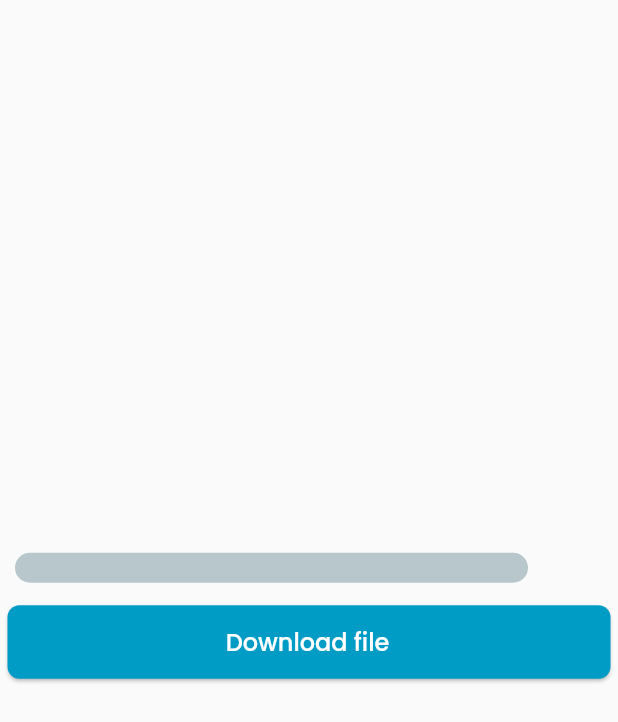
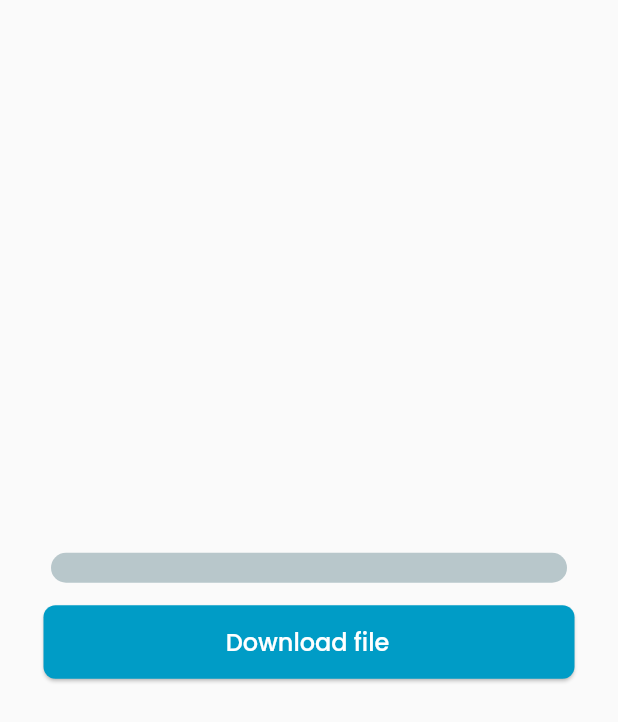
Before and after one commit to nandakista/sky-movieapp, a Flutter app: the UtilityView screen opened by its route, on a phone screen of 412 x 824 dp. Shown: the top 722 px of the screen. Run offline on Flutter 3.47's test engine with Material 2 defaults, Android fonts, the phone set to English and light mode, and no system bars; drawn by our look-alikes of percent_indicator; our stand-ins replace cached_network_image, calendar_date_picker2, camera, chewie, device_preview, dio and 23 more; missing offline and left inert: android_path_provider, flutter_downloader, photo_manager; accounts and stored records are empty; project files that could hold a hidden picture were left out.

```diff
--- a/lib/ui/views/detail/detail_binding.dart
+++ b/lib/ui/views/detail/detail_binding.dart
@@ -22,6 +22,7 @@ class DetailBinding implements Bindings {
           repository: repository,
         ),
       ),
+      tag: Get.arguments.toString(),
     );
   }
 }
--- a/lib/ui/views/detail/detail_view.dart
+++ b/lib/ui/views/detail/detail_view.dart
@@ -11,8 +11,10 @@ import 'widgets/recommended_component.dart';
 
 class DetailView extends GetView<DetailController> {
   static const String route = '/detail';
+  const DetailView({Key? key}) : super(key: key);
 
-  const DetailView({Key? key}) : super(key: key);
+  @override
+  String get tag => Get.arguments.toString();
 
   @override
   Widget build(BuildContext context) {
--- a/lib/ui/views/utility/utility_view.dart
+++ b/lib/ui/views/utility/utility_view.dart
@@ -2,6 +2,7 @@ import 'package:flutter/material.dart';
 import 'package:get/get.dart';
 import 'package:percent_indicator/linear_percent_indicator.dart';
 import 'package:skybase/ui/views/utility/utility_controller.dart';
+import 'package:skybase/ui/widgets/content_wrapper.dart';
 import 'package:skybase/ui/widgets/sky_button.dart';
 
 class UtilityView extends GetView<UtilityController> {
@@ -12,12 +13,12 @@ class UtilityView extends GetView<UtilityController> {
   @override
   Widget build(BuildContext context) {
     return Scaffold(
-      body: Column(
+      body: ContentWrapper(
+        child: Column(
           mainAxisAlignment: MainAxisAlignment.center,
           children: [
             Obx(
               () => LinearPercentIndicator(
-              width: MediaQuery.of(context).size.width - 50,
                 animation: true,
                 animateFromLastPercent: true,
                 lineHeight: 20.0,
@@ -34,6 +35,7 @@ class UtilityView extends GetView<UtilityController> {
             ),
           ],
         ),
+      ),
     );
   }
 }
```
Also changed, not shown: lib/ui/views/detail/widgets/recommended_component.dart (+6 -1 lines). Lines whose indentation alone changed are shown as unchanged.
